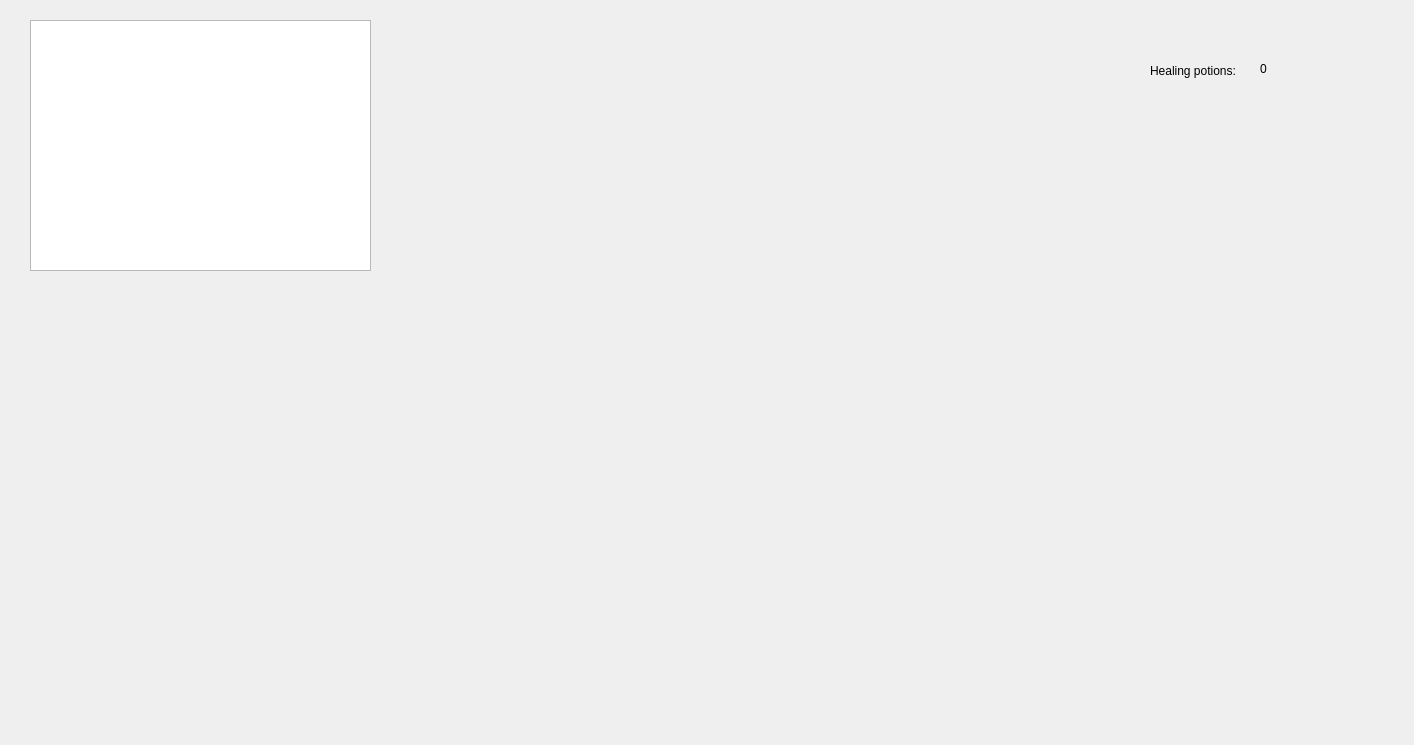
Shihad/roguelike, file widget.ui: the form before one commit.
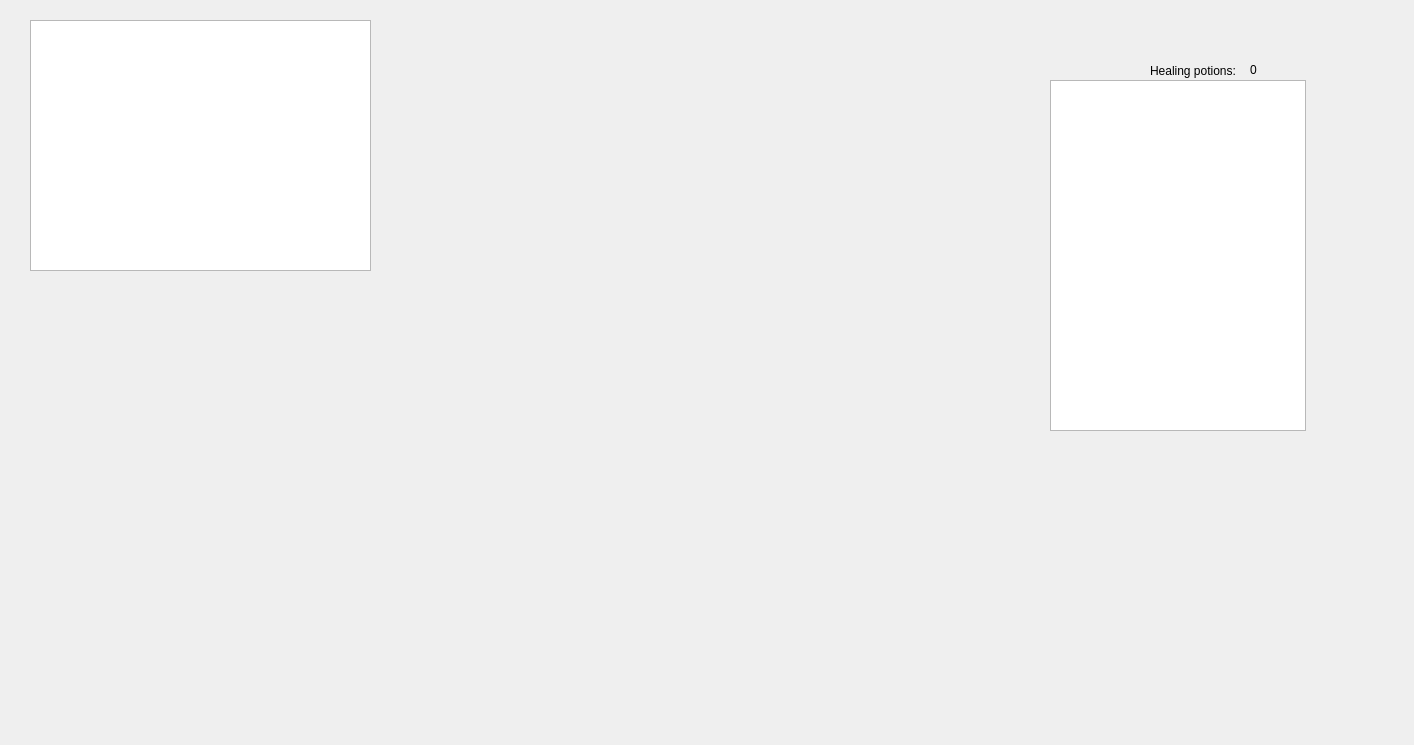
The form after the commit.

Patch:
```diff
--- a/widget.ui
+++ b/widget.ui
@@ -45,16 +45,26 @@
   <widget class="QLabel" name="label_2">
    <property name="geometry">
     <rect>
-     <x>1260</x>
+     <x>1250</x>
      <y>60</y>
      <width>54</width>
-     <height>17</height>
+     <height>20</height>
     </rect>
    </property>
    <property name="text">
     <string>0</string>
    </property>
   </widget>
+  <widget class="QTextBrowser" name="textBrowser">
+   <property name="geometry">
+    <rect>
+     <x>1050</x>
+     <y>80</y>
+     <width>256</width>
+     <height>351</height>
+    </rect>
+   </property>
+  </widget>
  </widget>
  <layoutdefault spacing="6" margin="11"/>
  <resources/>
```
